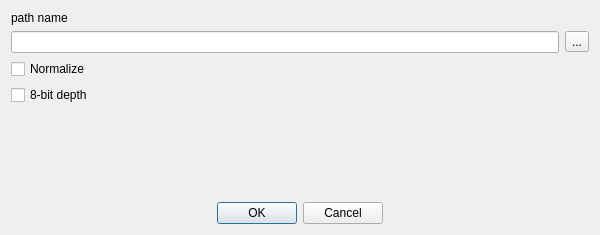
cppd/math, file src/gui/dialogs/view_image.ui: the form before one commit.
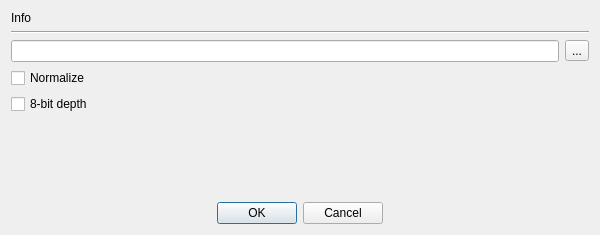
The form after the commit.

Commit message: view image

What changed in the file:
```diff
--- a/src/gui/dialogs/view_image.ui
+++ b/src/gui/dialogs/view_image.ui
@@ -23,7 +23,14 @@
    <item>
     <widget class="QLabel" name="label_path_name">
      <property name="text">
-      <string>path name</string>
+      <string>Info</string>
+     </property>
+    </widget>
+   </item>
+   <item>
+    <widget class="Line" name="line">
+     <property name="orientation">
+      <enum>Qt::Horizontal</enum>
      </property>
     </widget>
    </item>
```
Left out of the diff: 2 changed lines with no effect on the pictures. The commit also changes 3 other files.
